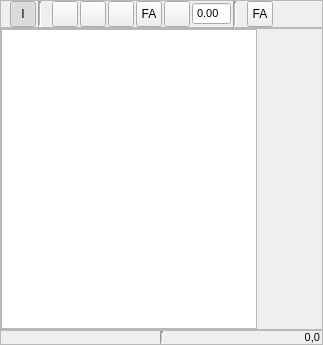
First picture: the form in src/gui/viewer/datawidget.ui, repository disorderedmaterials/dissolve, before the edit.
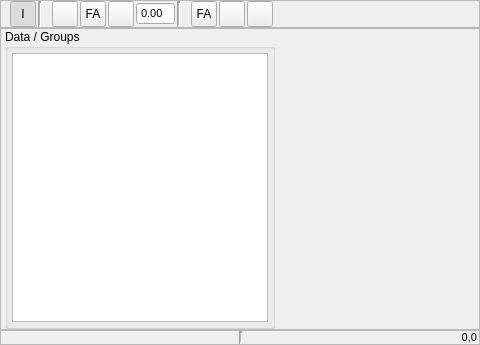
Second picture: the form after the edit. Icons and pictures are not drawn. Custom widgets are drawn as their Qt base class.

Commit message: Reorganise controls in DataWidget, and allow showing / hiding of (groups of) data. Finally closes #13.

```diff
--- a/src/gui/viewer/datawidget.ui
+++ b/src/gui/viewer/datawidget.ui
@@ -6,7 +6,7 @@
    <rect>
     <x>0</x>
     <y>0</y>
-    <width>323</width>
+    <width>480</width>
     <height>345</height>
    </rect>
   </property>
@@ -211,90 +211,7 @@
        </widget>
       </item>
       <item>
-       <widget class="QToolButton" name="ViewAxesVisibleButton">
-        <property name="minimumSize">
-         <size>
-          <width>26</width>
-          <height>26</height>
-         </size>
-        </property>
-        <property name="maximumSize">
-         <size>
-          <width>26</width>
-          <height>26</height>
-         </size>
-        </property>
-        <property name="toolTip">
-         <string>Toggle visibility of axes</string>
-        </property>
-        <property name="text">
-         <string/>
-        </property>
-        <property name="icon">
-         <iconset resource="../main.qrc">
-          <normaloff>:/viewer/icons/viewer_axes.svg</normaloff>
-          <normalon>:/viewer/icons/viewer_axes_on.svg</normalon>:/viewer/icons/viewer_axes.svg</iconset>
-        </property>
-        <property name="iconSize">
-         <size>
-          <width>20</width>
-          <height>20</height>
-         </size>
-        </property>
-        <property name="checkable">
-         <bool>true</bool>
-        </property>
-        <property name="checked">
-         <bool>false</bool>
-        </property>
-        <property name="autoExclusive">
-         <bool>false</bool>
-        </property>
-       </widget>
-      </item>
-      <item>
-       <widget class="QToolButton" name="ViewCopyToClipboardButton">
-        <property name="minimumSize">
-         <size>
-          <width>26</width>
-          <height>26</height>
-         </size>
-        </property>
-        <property name="maximumSize">
-         <size>
-          <width>26</width>
-          <height>26</height>
-         </size>
-        </property>
-        <property name="toolTip">
-         <string>Copy current view contents to clipboard</string>
-        </property>
-        <property name="text">
-         <string/>
-        </property>
-        <property name="icon">
-         <iconset resource="../main.qrc">
-          <normaloff>:/viewer/icons/viewer_snapshot.svg</normaloff>:/viewer/icons/viewer_snapshot.svg</iconset>
-        </property>
-        <property name="iconSize">
-         <size>
-          <width>20</width>
-          <height>20</height>
-         </size>
-        </property>
-        <property name="checkable">
-         <bool>false</bool>
-        </property>
-        <property name="checked">
-         <bool>false</bool>
-        </property>
-        <property name="autoExclusive">
-         <bool>false</bool>
-        </property>
-       </widget>
-      </item>
-      <item>
-       <widget class="QToolButton" name="ViewFollowAllButton">
+       <widget class="QToolButton" name="GraphFollowAllButton">
         <property name="minimumSize">
          <size>
           <width>26</width>
@@ -457,6 +374,89 @@
         </property>
        </widget>
       </item>
+      <item>
+       <widget class="QToolButton" name="ViewAxesVisibleButton">
+        <property name="minimumSize">
+         <size>
+          <width>26</width>
+          <height>26</height>
+         </size>
+        </property>
+        <property name="maximumSize">
+         <size>
+          <width>26</width>
+          <height>26</height>
+         </size>
+        </property>
+        <property name="toolTip">
+         <string>Toggle visibility of axes</string>
+        </property>
+        <property name="text">
+         <string/>
+        </property>
+        <property name="icon">
+         <iconset resource="../main.qrc">
+          <normaloff>:/viewer/icons/viewer_axes.svg</normaloff>
+          <normalon>:/viewer/icons/viewer_axes_on.svg</normalon>:/viewer/icons/viewer_axes.svg</iconset>
+        </property>
+        <property name="iconSize">
+         <size>
+          <width>20</width>
+          <height>20</height>
+         </size>
+        </property>
+        <property name="checkable">
+         <bool>true</bool>
+        </property>
+        <property name="checked">
+         <bool>false</bool>
+        </property>
+        <property name="autoExclusive">
+         <bool>false</bool>
+        </property>
+       </widget>
+      </item>
+      <item>
+       <widget class="QToolButton" name="ViewCopyToClipboardButton">
+        <property name="minimumSize">
+         <size>
+          <width>26</width>
+          <height>26</height>
+         </size>
+        </property>
+        <property name="maximumSize">
+         <size>
+          <width>26</width>
+          <height>26</height>
+         </size>
+        </property>
+        <property name="toolTip">
+         <string>Copy current view contents to clipboard</string>
+        </property>
+        <property name="text">
+         <string/>
+        </property>
+        <property name="icon">
+         <iconset resource="../main.qrc">
+          <normaloff>:/viewer/icons/viewer_snapshot.svg</normaloff>:/viewer/icons/viewer_snapshot.svg</iconset>
+        </property>
+        <property name="iconSize">
+         <size>
+          <width>20</width>
+          <height>20</height>
+         </size>
+        </property>
+        <property name="checkable">
+         <bool>false</bool>
+        </property>
+        <property name="checked">
+         <bool>false</bool>
+        </property>
+        <property name="autoExclusive">
+         <bool>false</bool>
+        </property>
+       </widget>
+      </item>
       <item>
        <spacer name="horizontalSpacer">
         <property name="orientation">
@@ -495,10 +495,10 @@
      </property>
      <layout class="QHBoxLayout" name="horizontalLayout">
       <property name="spacing">
-       <number>0</number>
+       <number>4</number>
       </property>
       <property name="leftMargin">
-       <number>0</number>
+       <number>4</number>
       </property>
       <property name="topMargin">
        <number>0</number>
@@ -510,24 +510,48 @@
        <number>0</number>
       </property>
       <item>
-       <widget class="QTreeWidget" name="DataTree">
-        <property name="sizePolicy">
-         <sizepolicy hsizetype="Minimum" vsizetype="Expanding">
-          <horstretch>0</horstretch>
-          <verstretch>0</verstretch>
-         </sizepolicy>
+       <widget class="QGroupBox" name="DataGroup">
+        <property name="title">
+         <string>Data / Groups</string>
         </property>
-        <attribute name="headerVisible">
-         <bool>false</bool>
-        </attribute>
-        <attribute name="headerStretchLastSection">
-         <bool>false</bool>
-        </attribute>
-        <column>
-         <property name="text">
-          <string notr="true">1</string>
+        <layout class="QHBoxLayout" name="horizontalLayout_4">
+         <property name="spacing">
+          <number>4</number>
          </property>
-        </column>
+         <property name="leftMargin">
+          <number>4</number>
+         </property>
+         <property name="topMargin">
+          <number>4</number>
+         </property>
+         <property name="rightMargin">
+          <number>4</number>
+         </property>
+         <property name="bottomMargin">
+          <number>4</number>
+         </property>
+         <item>
+          <widget class="QTreeWidget" name="DataTree">
+           <property name="sizePolicy">
+            <sizepolicy hsizetype="Minimum" vsizetype="Expanding">
+             <horstretch>0</horstretch>
+             <verstretch>0</verstretch>
+            </sizepolicy>
+           </property>
+           <attribute name="headerVisible">
+            <bool>false</bool>
+           </attribute>
+           <attribute name="headerStretchLastSection">
+            <bool>true</bool>
+           </attribute>
+           <column>
+            <property name="text">
+             <string notr="true">1</string>
+            </property>
+           </column>
+          </widget>
+         </item>
+        </layout>
        </widget>
       </item>
       <item>
```
Left out of the diff: 17 changed lines with no effect on the pictures. The commit also changes 2 other files.
